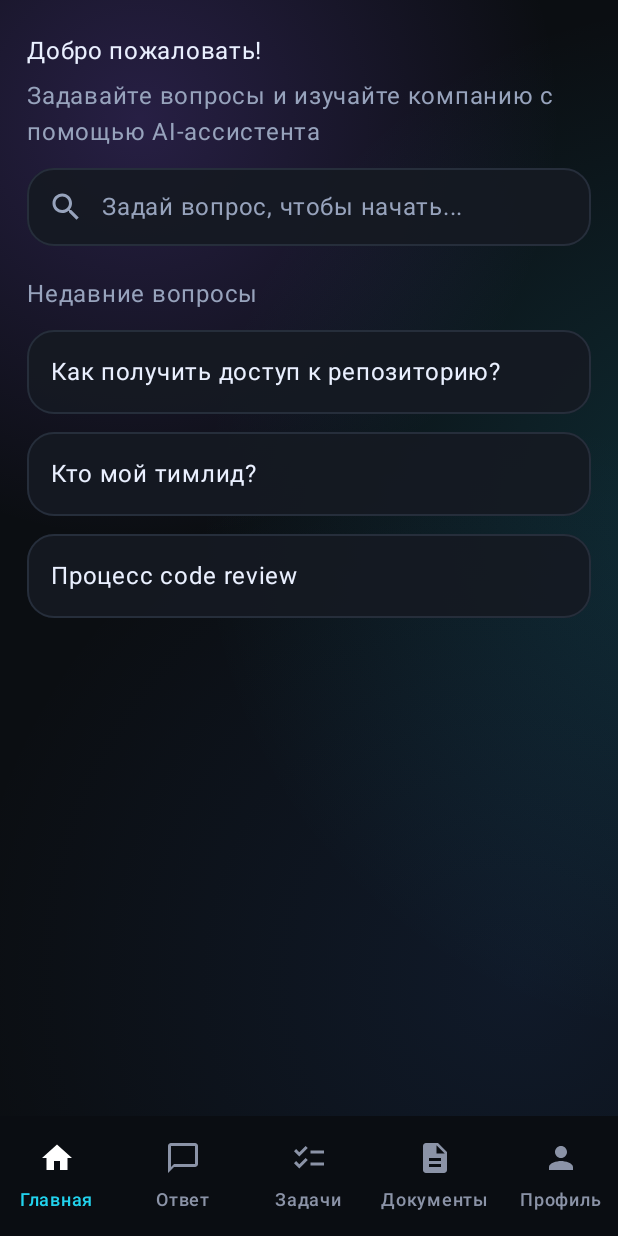
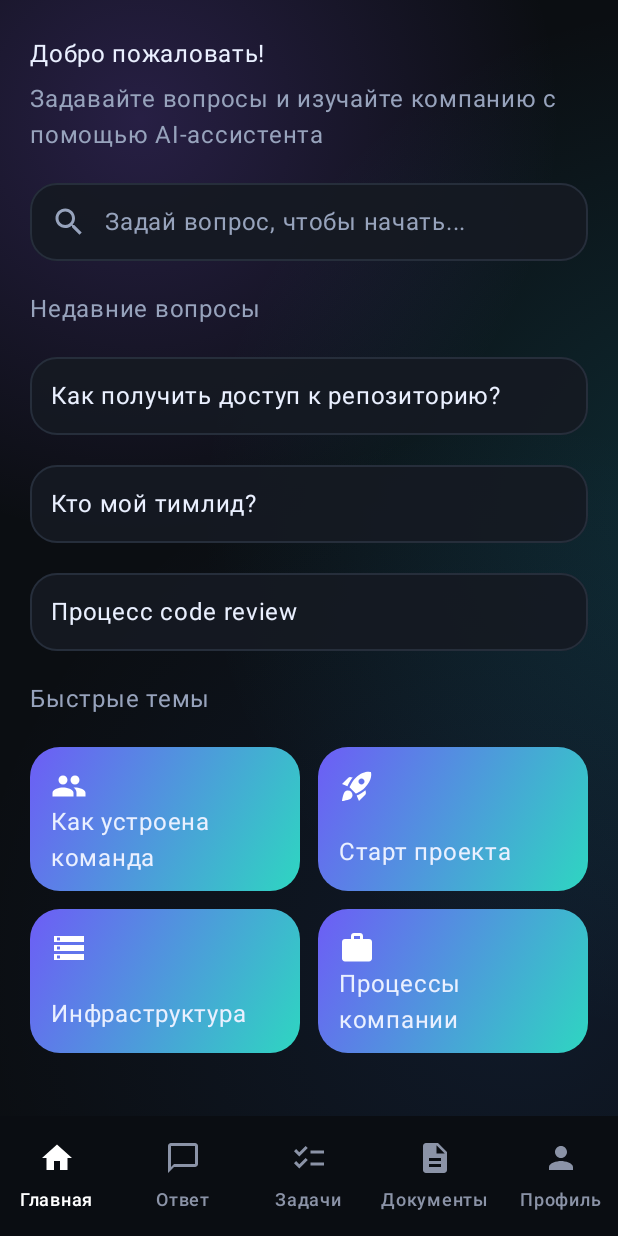
Before and after one commit to KOBRIjK/onboarding-app, an Android app built with Jetpack Compose: the screen it shows after launch (MainActivity), on a phone screen of 412 x 824 dp. Run offline under Robolectric (Android 15) with nearby library versions, the phone set to English and light mode, and no system bars.

Commit message:
ui(home): make ui more beauty

```diff
--- a/app/src/main/java/com/example/darkonboarding/ui/components/Buttons.kt
+++ b/app/src/main/java/com/example/darkonboarding/ui/components/Buttons.kt
@@ -2,23 +2,19 @@ package com.example.darkonboarding.ui.components
 
 import androidx.compose.foundation.background
 import androidx.compose.foundation.clickable
-import androidx.compose.foundation.layout.Box
-import androidx.compose.foundation.layout.PaddingValues
-import androidx.compose.foundation.layout.fillMaxWidth
-import androidx.compose.foundation.layout.height
-import androidx.compose.foundation.layout.padding
+import androidx.compose.foundation.layout.*
 import androidx.compose.foundation.shape.RoundedCornerShape
 import androidx.compose.material3.Text
 import androidx.compose.runtime.Composable
 import androidx.compose.ui.Alignment
 import androidx.compose.ui.Modifier
+import androidx.compose.ui.draw.clip
 import androidx.compose.ui.graphics.Brush
 import androidx.compose.ui.graphics.Color
 import androidx.compose.ui.unit.dp
-import com.example.darkonboarding.ui.theme.AccentBlue
-import com.example.darkonboarding.ui.theme.AccentPurple
 import com.example.darkonboarding.ui.theme.TextPrimary
-
+import androidx.compose.material3.Icon
+import androidx.compose.ui.graphics.vector.ImageVector
 @Composable
 fun GradientPillButton(
     text: String,
@@ -27,16 +23,60 @@ fun GradientPillButton(
 ) {
     Box(
         modifier = modifier
-            .fillMaxWidth()
-            .height(56.dp)
+            .clip(RoundedCornerShape(50))
             .background(
-                brush = Brush.horizontalGradient(listOf(AccentPurple, AccentBlue)),
-                shape = RoundedCornerShape(28.dp)
+                brush = Brush.linearGradient(
+                    colors = listOf(
+                        Color(0xFF6D5DF6),
+                        Color(0xFF2ED6C1)
+                    )
+                )
             )
-            .clickable(onClick = onClick)
-            .padding(PaddingValues(horizontal = 18.dp)),
+            .clickable { onClick() }
+            .padding(horizontal = 20.dp, vertical = 12.dp),
         contentAlignment = Alignment.Center
     ) {
-        Text(text = text, color = TextPrimary)
+        Text(
+            text = text,
+            color = TextPrimary
+        )
     }
 }
+
+@Composable
+fun GradientCardButton(
+    title: String,
+    icon: ImageVector,
+    modifier: Modifier = Modifier,
+    onClick: () -> Unit
+) {
+    Box(
+        modifier = modifier
+            .clip(RoundedCornerShape(20.dp))
+            .background(
+                brush = Brush.linearGradient(
+                    colors = listOf(
+                        Color(0xFF6D5DF6),
+                        Color(0xFF2ED6C1)
+                    )
+                )
+            )
+            .clickable { onClick() }
+            .padding(14.dp)
+    ) {
+        Column(
+            verticalArrangement = Arrangement.SpaceBetween,
+            modifier = Modifier.fillMaxSize()
+        ) {
+            Icon(
+                icon,
+                contentDescription = null,
+                tint = Color.White
+            )
+            Text(
+                text = title,
+                color = TextPrimary
+            )
+        }
+    }
+}
--- a/app/src/main/java/com/example/darkonboarding/ui/navigation/BottomNav.kt
+++ b/app/src/main/java/com/example/darkonboarding/ui/navigation/BottomNav.kt
@@ -75,7 +75,7 @@ fun BottomNavBar(navController: NavController) {
                 label = { Text(tab.label) },
                 colors = NavigationBarItemDefaults.colors(
                     selectedIconColor = Color.White,
-                    selectedTextColor = AccentCyan,
+                    selectedTextColor = Color.White,
                     unselectedIconColor = Color(0xFF8B93A7),
                     unselectedTextColor = Color(0xFF8B93A7),
                     indicatorColor = Color.Transparent
--- a/app/src/main/java/com/example/darkonboarding/ui/screens/home/HomeScreen.kt
+++ b/app/src/main/java/com/example/darkonboarding/ui/screens/home/HomeScreen.kt
@@ -1,37 +1,27 @@
 package com.example.darkonboarding.ui.screens.home
 
 import androidx.compose.foundation.clickable
-import androidx.compose.foundation.layout.Arrangement
-import androidx.compose.foundation.layout.Column
-import androidx.compose.foundation.layout.PaddingValues
-import androidx.compose.foundation.layout.Row
-import androidx.compose.foundation.layout.Spacer
-import androidx.compose.foundation.layout.fillMaxSize
-import androidx.compose.foundation.layout.fillMaxWidth
-import androidx.compose.foundation.layout.height
-import androidx.compose.foundation.layout.padding
-import androidx.compose.foundation.layout.size
-import androidx.compose.foundation.layout.width
+import androidx.compose.foundation.layout.*
 import androidx.compose.foundation.lazy.LazyColumn
 import androidx.compose.foundation.lazy.items
-import androidx.compose.foundation.shape.RoundedCornerShape
 import androidx.compose.material.icons.Icons
-import androidx.compose.material.icons.filled.Search
+import androidx.compose.material.icons.filled.*
 import androidx.compose.material3.Icon
 import androidx.compose.material3.Text
-import androidx.compose.material3.Surface
 import androidx.compose.runtime.Composable
 import androidx.compose.ui.Alignment
 import androidx.compose.ui.Modifier
-import androidx.compose.ui.graphics.Color
 import androidx.compose.ui.unit.dp
+
 import com.example.darkonboarding.ui.components.GlassCard
+import com.example.darkonboarding.ui.components.GradientCardButton
 import com.example.darkonboarding.ui.theme.TextPrimary
 import com.example.darkonboarding.ui.theme.TextSecondary
 
 @Composable
 fun HomeScreen(
-    onQuestionClick: (String) -> Unit
+    onQuestionClick: (String) -> Unit,
+    onSearchClick: () -> Unit = {}
 ) {
     val recentQuestions = listOf(
         "Как получить доступ к репозиторию?",
@@ -40,48 +30,39 @@ fun HomeScreen(
     )
 
     LazyColumn(
-        modifier = Modifier.fillMaxSize(),
-        contentPadding = PaddingValues(
-            start = 18.dp,
-            end = 18.dp,
-            top = 22.dp,
-            bottom = 110.dp
-        ),
-        verticalArrangement = Arrangement.spacedBy(12.dp)
+        modifier = Modifier.padding(horizontal = 20.dp),
+        contentPadding = PaddingValues(top = 24.dp, bottom = 100.dp),
+        verticalArrangement = Arrangement.spacedBy(20.dp)
     ) {
 
-        // ===== Заголовок =====
+        // ───────── Welcome ─────────
         item {
-            Text(
-                text = "Добро пожаловать!",
-                color = TextPrimary
-            )
-
-            Spacer(modifier = Modifier.height(6.dp))
-
-            Text(
-                text = "Задавайте вопросы и изучайте компанию с помощью AI-ассистента",
-                color = TextSecondary
-            )
+            Column(verticalArrangement = Arrangement.spacedBy(6.dp)) {
+                Text("Добро пожаловать!", color = TextPrimary)
+                Text(
+                    "Задавайте вопросы и изучайте компанию с помощью AI-ассистента",
+                    color = TextSecondary
+                )
+            }
         }
 
-        // ===== Поиск (заглушка) =====
+        // ───────── Search ─────────
         item {
             GlassCard(
-                modifier = Modifier.fillMaxWidth(),
+                modifier = Modifier
+                    .fillMaxWidth()
+                    .clickable { onSearchClick() },
                 padding = PaddingValues(14.dp)
             ) {
                 Row(
-                    verticalAlignment = Alignment.CenterVertically
+                    verticalAlignment = Alignment.CenterVertically,
+                    horizontalArrangement = Arrangement.spacedBy(12.dp)
                 ) {
                     Icon(
-                        imageVector = Icons.Default.Search,
+                        Icons.Default.Search,
                         contentDescription = null,
                         tint = TextSecondary
                     )
-
-                    Spacer(modifier = Modifier.width(12.dp))
-
                     Text(
                         text = "Задай вопрос, чтобы начать...",
                         color = TextSecondary
@@ -90,76 +71,78 @@ fun HomeScreen(
             }
         }
 
-        // ===== Недавние вопросы =====
+        // ───────── Recent questions ─────────
         item {
-            Text(
-                text = "Недавние вопросы",
-                color = TextSecondary,
-                modifier = Modifier.padding(top = 8.dp)
-            )
+            Text("Недавние вопросы", color = TextSecondary)
         }
 
         items(recentQuestions) { question ->
             GlassCard(
                 modifier = Modifier
                     .fillMaxWidth()
-                    .clickable {
-                        onQuestionClick(question)
-                    },
-                padding = PaddingValues(16.dp)
+                    .clickable { onQuestionClick(question) },
+                padding = PaddingValues(14.dp)
             ) {
-                Text(
-                    text = question,
-                    color = TextPrimary
-                )
+                Text(text = question, color = TextPrimary)
+            }
+        }
+
+        // ───────── Quick topics ─────────
+        item {
+            Text("Быстрые темы", color = TextSecondary)
+        }
+
+        item {
+            Column(verticalArrangement = Arrangement.spacedBy(12.dp)) {
+
+                Row(horizontalArrangement = Arrangement.spacedBy(12.dp)) {
+                    GradientCardButton(
+                        title = "Как устроена команда",
+                        icon = Icons.Default.Group,
+                        modifier = Modifier
+                            .weight(1f)
+                            .height(96.dp),
+                        onClick = {
+                            onQuestionClick("Как устроена команда")
+                        }
+                    )
+
+                    GradientCardButton(
+                        title = "Старт проекта",
+                        icon = Icons.Default.RocketLaunch,
+                        modifier = Modifier
+                            .weight(1f)
+                            .height(96.dp),
+                        onClick = {
+                            onQuestionClick("Старт проекта")
+                        }
+                    )
+                }
+
+                Row(horizontalArrangement = Arrangement.spacedBy(12.dp)) {
+                    GradientCardButton(
+                        title = "Инфраструктура",
+                        icon = Icons.Default.Storage,
+                        modifier = Modifier
+                            .weight(1f)
+                            .height(96.dp),
+                        onClick = {
+                            onQuestionClick("Инфраструктура")
+                        }
+                    )
+
+                    GradientCardButton(
+                        title = "Процессы компании",
+                        icon = Icons.Default.Work,
+                        modifier = Modifier
+                            .weight(1f)
+                            .height(96.dp),
+                        onClick = {
+                            onQuestionClick("Процессы компании")
+                        }
+                    )
+                }
             }
         }
     }
 }
-
-@Composable
-private fun SearchBarStub() {
-    GlassCard(
-        modifier = Modifier.fillMaxWidth(),
-        corner = 18.dp,
-        padding = PaddingValues(14.dp)
-    ) {
-        Row(verticalAlignment = Alignment.CenterVertically) {
-            Surface(
-                color = Color(0xFF222A3A),
-                shape = RoundedCornerShape(14.dp)
-            ) {
-                androidx.compose.foundation.layout.Box(Modifier.padding(10.dp)) {
-                    Icon(Icons.Default.Search, contentDescription = null, tint = TextSecondary)
-                }
-            }
-            Spacer(Modifier.width(12.dp))
-            Text("Задай вопрос, чтобы начать...", color = TextSecondary)
-        }
-    }
-}
-
-@Composable
-private fun QuickTopicCard(
-    title: String,
-    icon: androidx.compose.ui.graphics.vector.ImageVector,
-    modifier: Modifier = Modifier
-) {
-    GlassCard(
-        modifier = modifier.height(124.dp),
-        corner = 18.dp,
-        padding = PaddingValues(16.dp)
-    ) {
-        Column(verticalArrangement = Arrangement.SpaceBetween, modifier = Modifier.fillMaxSize()) {
-            Surface(
-                color = Color(0xFF222A3A),
-                shape = RoundedCornerShape(16.dp)
-            ) {
-                androidx.compose.foundation.layout.Box(Modifier.padding(10.dp)) {
-                    Icon(icon, contentDescription = null, tint = TextPrimary, modifier = Modifier.size(20.dp))
-                }
-            }
-            Text(title, color = TextPrimary)
-        }
-    }
-}
```
